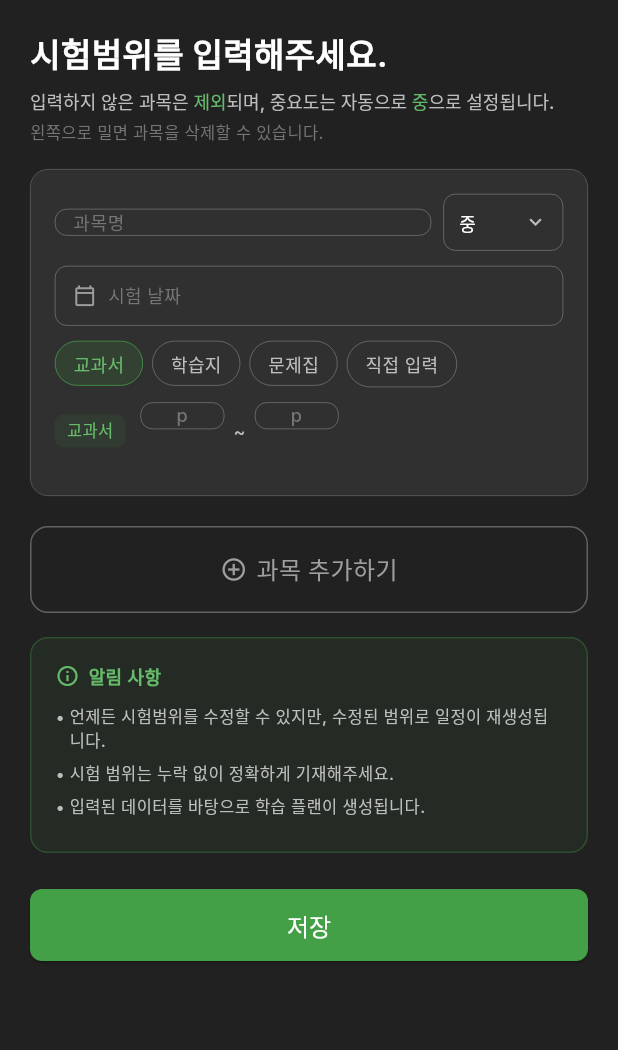
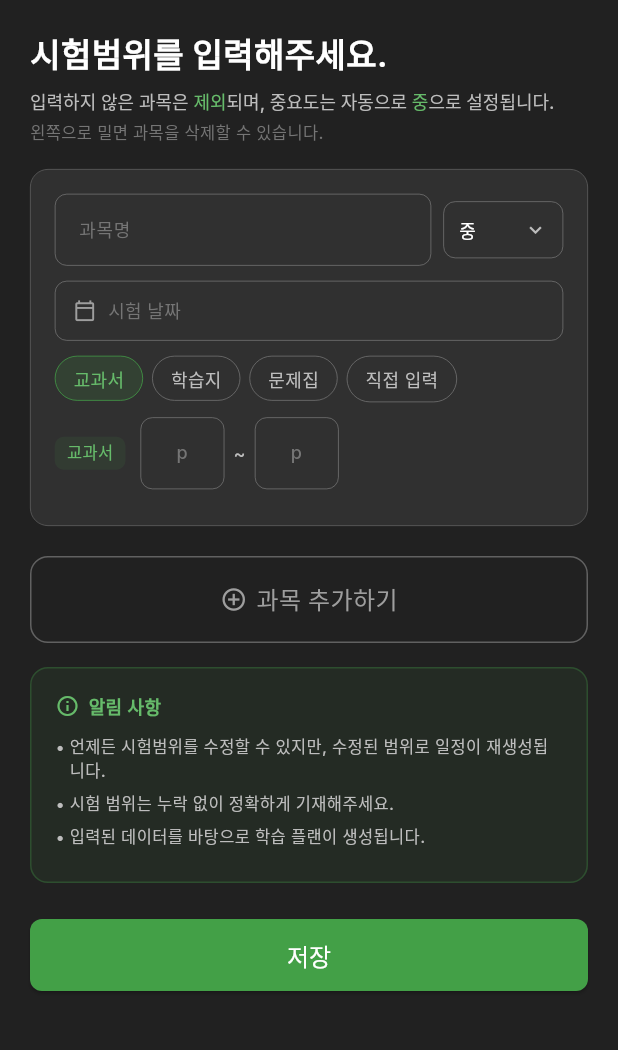
Before and after one commit to BUMDITBUL/BUMDITBUL-Mobile, a Flutter app: the ExamScopeView screen opened by its route, after a tap on "교과서", on a phone screen of 412 x 824 dp, the part 59-1109 px from its top. Run offline on Flutter 3.47's test engine with Material 3 defaults, Android fonts, the phone set to English and light mode, and no system bars; our stand-ins replace dio, equatable, flutter_riverpod, flutter_svg, go_router, image_picker.

Commit message:
feat: 디자인 변경 및 이미지 피커 추가

```diff
--- a/lib/core/features/auth/presentation/views/signup_view.dart
+++ b/lib/core/features/auth/presentation/views/signup_view.dart
@@ -489,7 +489,7 @@ class _ErrorBox extends StatelessWidget {
       width: double.infinity,
       padding: const EdgeInsets.all(12),
       decoration: BoxDecoration(
-        color: BumditbulColor.red.withOpacity(0.1),
+        color: BumditbulColor.red.withValues(alpha: 0.1),
         borderRadius: AppDimens.roundedS,
         border: Border.all(color: BumditbulColor.red),
       ),
--- a/lib/core/features/exam_scope/presentation/views/exam_scope_view.dart
+++ b/lib/core/features/exam_scope/presentation/views/exam_scope_view.dart
@@ -28,14 +28,15 @@ class ExamRange {
   final ExamMaterial material;
   String startPage;
   String endPage;
-  String customLabel;
+  final TextEditingController customCtrl;
 
   ExamRange({
     required this.material,
     this.startPage = '',
     this.endPage = '',
-    this.customLabel = '',
-  });
+  }) : customCtrl = TextEditingController();
+
+  void dispose() => customCtrl.dispose();
 }
 
 class ExamSubjectEntry {
@@ -49,7 +50,12 @@ class ExamSubjectEntry {
         difficulty = '중',
         ranges = [];
 
-  void dispose() => nameCtrl.dispose();
+  void dispose() {
+    nameCtrl.dispose();
+    for (final r in ranges) {
+      r.dispose();
+    }
+  }
 }
 
 class ExamScopeView extends StatefulWidget {
@@ -97,6 +103,7 @@ class _ExamScopeViewState extends State<ExamScopeView> {
       final entry = _subjects[sIdx];
       final existing = entry.ranges.indexWhere((r) => r.material == mat);
       if (existing >= 0) {
+        entry.ranges[existing].dispose();
         entry.ranges.removeAt(existing);
       } else {
         entry.ranges.add(ExamRange(material: mat));
--- a/lib/core/features/exam_scope/presentation/widget/subject_card.dart
+++ b/lib/core/features/exam_scope/presentation/widget/subject_card.dart
@@ -158,7 +158,7 @@ class SubjectCard extends StatelessWidget {
                     if (r.material == ExamMaterial.custom)
                       Expanded(
                         child: _BorderedField(
-                          controller: TextEditingController(),
+                          controller: r.customCtrl,
                           hintText: '직접 입력',
                           onChanged: (_) => onChanged(),
                         ),
@@ -220,7 +220,7 @@ class _BorderedField extends StatelessWidget {
         hintStyle: BumditbulTextStyle.bodyMedium1.copyWith(
           color: BumditbulColor.black600,
         ),
-        contentPadding: const EdgeInsets.symmetric(horizontal: 8),
+        contentPadding: const EdgeInsets.symmetric(horizontal: 12, vertical: 12),
         enabledBorder: OutlineInputBorder(
           borderRadius: BorderRadius.circular(8),
           borderSide: const BorderSide(
@@ -235,7 +235,6 @@ class _BorderedField extends StatelessWidget {
             width: 1,
           ),
         ),
-        isDense: true,
       ),
       cursorColor: BumditbulColor.green400,
     );
@@ -250,9 +249,7 @@ class _PageField extends StatelessWidget {
 
   @override
   Widget build(BuildContext context) {
-    return SizedBox(
-      height: 38,
-      child: TextField(
+    return TextField(
       onChanged: (_) => onChanged(),
       keyboardType: TextInputType.number,
       inputFormatters: [FilteringTextInputFormatter.digitsOnly],
@@ -267,7 +264,7 @@ class _PageField extends StatelessWidget {
         ),
         contentPadding: const EdgeInsets.symmetric(
           horizontal: 4,
-            vertical: 0,
+          vertical: 12,
         ),
         enabledBorder: OutlineInputBorder(
           borderRadius: BorderRadius.circular(8),
@@ -283,10 +280,8 @@ class _PageField extends StatelessWidget {
             width: 1,
           ),
         ),
-          isDense: true,
       ),
       cursorColor: BumditbulColor.green400,
-      ),
     );
   }
 }
--- a/lib/core/features/main/presentation/views/profile_view.dart
+++ b/lib/core/features/main/presentation/views/profile_view.dart
@@ -189,7 +189,7 @@ class ProfileView extends ConsumerWidget {
                         width: 140,
                         height: 44,
                         child: ElevatedButton(
-                          onPressed: () => context.go('/main'),
+                          onPressed: () => context.push('/exam-scope'),
                           style: ElevatedButton.styleFrom(
                             backgroundColor: BumditbulColor.green600,
                             shape: RoundedRectangleBorder(
--- a/pubspec.yaml
+++ b/pubspec.yaml
@@ -15,6 +15,7 @@ dependencies:
   go_router: ^13.0.0
   dio: ^5.3.0
   equatable: ^2.0.5
+  image_picker: ^1.1.2
 
 dev_dependencies:
   flutter_test:
```
Also changed, not shown: lib/core/features/main/presentation/views/main_view.dart (+5 -5 lines), lib/core/features/main/presentation/views/profile_edit_view.dart (+31 -12 lines), lib/core/features/main/presentation/views/subject_grade_edit_view.dart (+11 -87 lines), pubspec.lock, 16 other files. Lines whose indentation alone changed are shown as unchanged.
